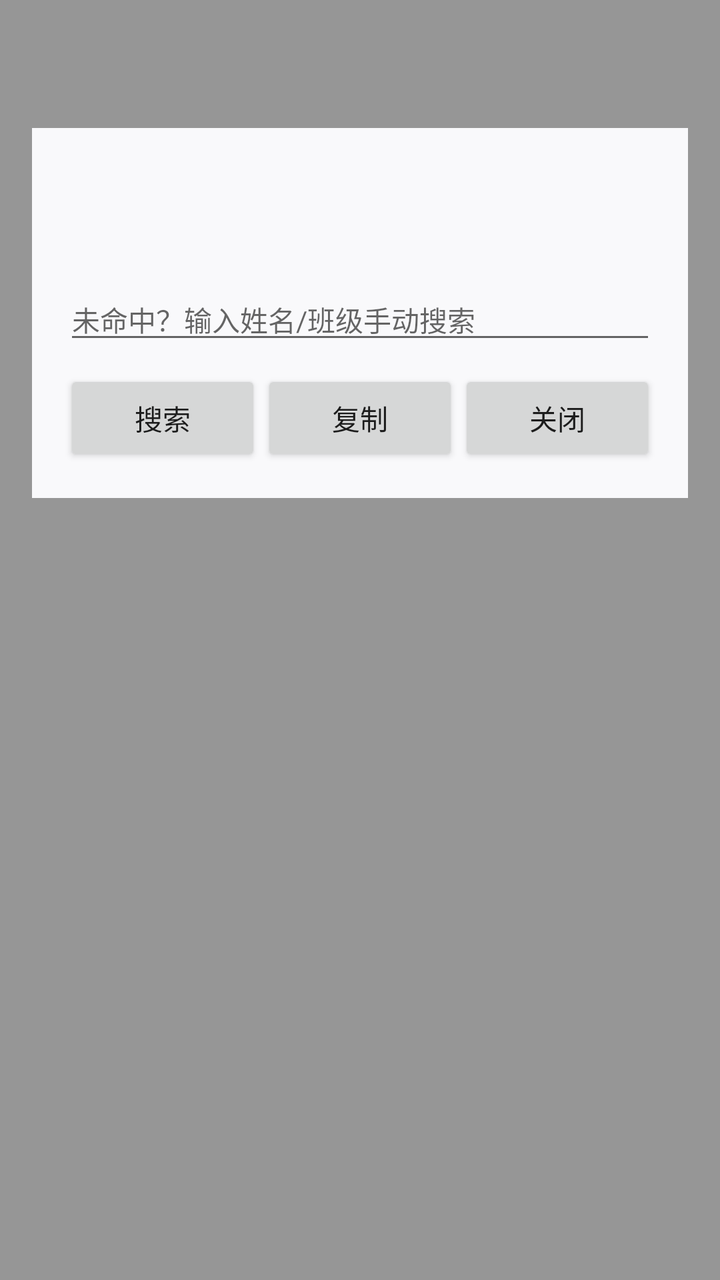
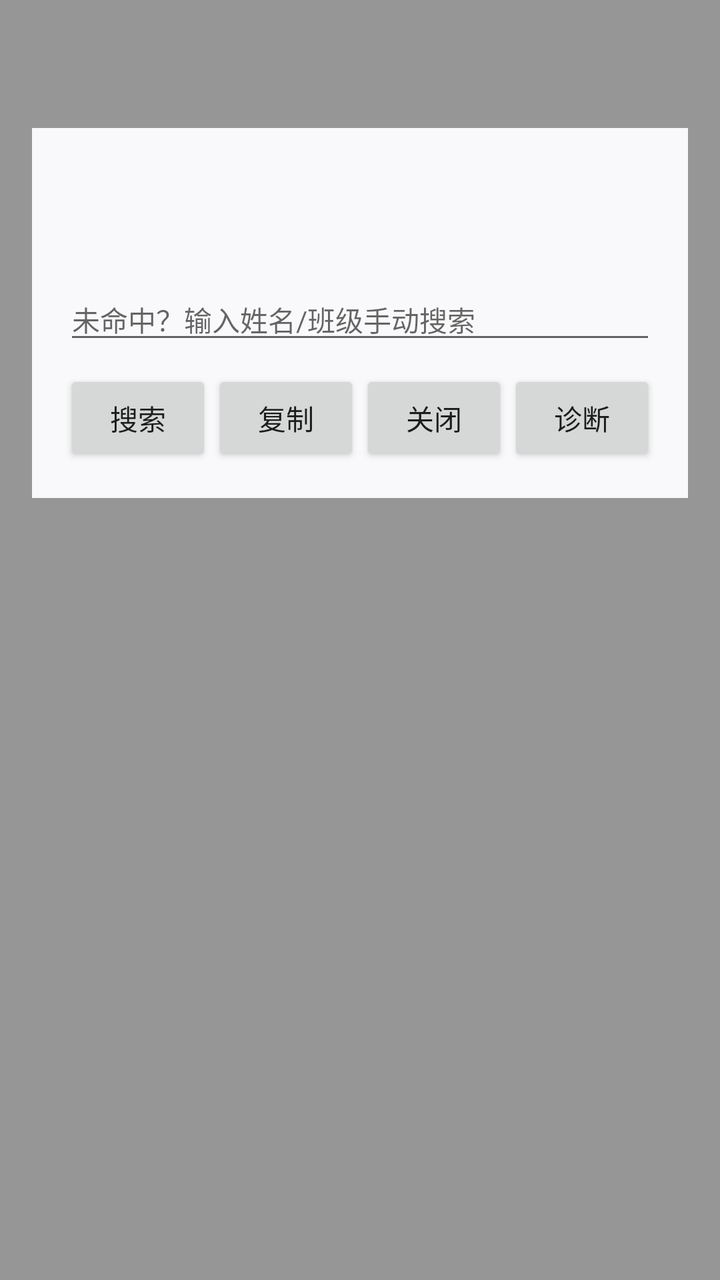

Compare the two renders of this Android layout. The source of the first and the diff that turns it into the second are given below.
<!-- AndroidManifest.xml: application theme Theme.StudentLookup -->
<!-- res/layout/result_card.xml -->
<?xml version="1.0" encoding="utf-8"?>
<LinearLayout xmlns:android="http://schemas.android.com/apk/res/android"
    android:layout_width="match_parent"
    android:layout_height="match_parent"
    android:background="#66000000"
    android:gravity="top|center_horizontal"
    android:orientation="vertical"
    android:paddingTop="64dp">

    
    <LinearLayout
        android:id="@+id/card_root"
        android:layout_width="match_parent"
        android:layout_height="wrap_content"
        android:layout_marginHorizontal="16dp"
        android:background="@color/card_bg"
        android:orientation="vertical"
        android:padding="16dp">

        <TextView
            android:id="@+id/tv_title"
            android:layout_width="match_parent"
            android:layout_height="wrap_content"
            android:textColor="@color/text_primary"
            android:textSize="16sp"
            android:textStyle="bold" />

        <LinearLayout
            android:id="@+id/container_students"
            android:layout_width="match_parent"
            android:layout_height="wrap_content"
            android:layout_marginTop="8dp"
            android:orientation="vertical" />

        <TextView
            android:id="@+id/tv_status"
            android:layout_width="match_parent"
            android:layout_height="wrap_content"
            android:layout_marginTop="4dp"
            android:textSize="13sp" />

        <EditText
            android:id="@+id/et_search"
            android:layout_width="match_parent"
            android:layout_height="wrap_content"
            android:layout_marginTop="8dp"
            android:hint="未命中？输入姓名/班级手动搜索"
            android:inputType="text"
            android:textSize="14sp" />

        <LinearLayout
            android:layout_width="match_parent"
            android:layout_height="wrap_content"
            android:layout_marginTop="8dp"
            android:orientation="horizontal">

            <Button
                android:id="@+id/btn_search"
                android:layout_width="0dp"
                android:layout_height="wrap_content"
                android:layout_weight="1"
                android:text="搜索" />

            <Button
                android:id="@+id/btn_copy"
                android:layout_width="0dp"
                android:layout_height="wrap_content"
                android:layout_weight="1"
                android:text="复制" />

            <Button
                android:id="@+id/btn_close"
                android:layout_width="0dp"
                android:layout_height="wrap_content"
                android:layout_weight="1"
                android:text="关闭" />
        </LinearLayout>
    </LinearLayout>
</LinearLayout>
<!-- resources referenced by this layout -->
<resources>
  <color name="card_bg">#F9F9FB</color>
  <color name="text_primary">#1A1A1A</color>
  <style name="Theme.StudentLookup" parent="Theme.AppCompat.DayNight.NoActionBar">
          <item name="colorPrimary">@color/purple_500</item>
          <item name="colorPrimaryDark">@color/purple_700</item>
          <item name="colorAccent">@color/teal_200</item>
      </style>
  <color name="purple_500">#6750A4</color>
  <color name="purple_700">#4F378B</color>
  <color name="teal_200">#03DAC5</color>
</resources>

<!-- the commit's change to res/layout/result_card.xml (unified diff, before → after) -->
@@ -74,6 +74,13 @@
                 android:layout_height="wrap_content"
                 android:layout_weight="1"
                 android:text="关闭" />
+
+            <Button
+                android:id="@+id/btn_dump"
+                android:layout_width="0dp"
+                android:layout_height="wrap_content"
+                android:layout_weight="1"
+                android:text="诊断" />
         </LinearLayout>
     </LinearLayout>
 </LinearLayout>
